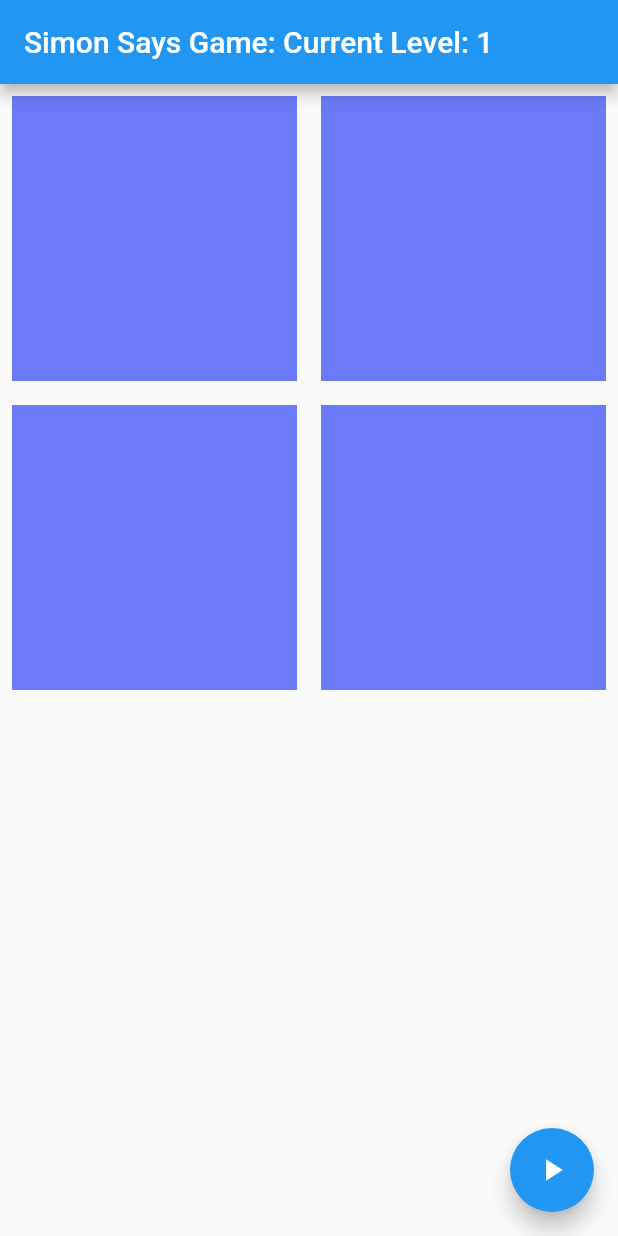
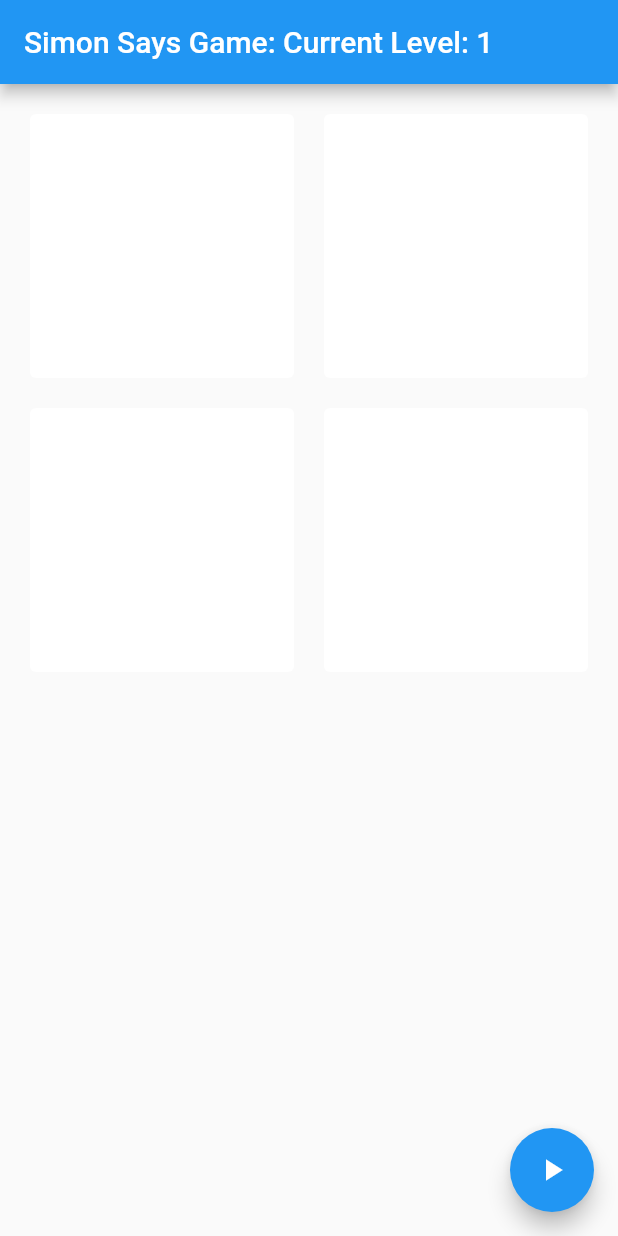
Before and after one commit to rekardev1/simon_says_fun, a Flutter app: the screen it shows after launch, on a phone screen of 412 x 824 dp. Run offline on Flutter 3.47's test engine with Material 2 defaults, Android fonts, the light colour scheme and no system bars.

Commit message:
update 1 file and move 1 file

```diff
--- a/lib/main.dart
+++ b/lib/main.dart
@@ -1,6 +1,6 @@
 import 'package:flutter/material.dart';
 
-import 'package:simon_says_fun/views/SimonSaysApp.dart';
+import 'package:simon_says_fun/screens/SimonSaysApp.dart';
 
 void main() {
   runApp(MaterialApp(
--- a/lib/views/simonSaysApp.dart
+++ b/lib/screens/simonSaysApp.dart
@@ -25,20 +25,17 @@ class _SimonSaysAppState extends State<SimonSaysApp> {
 
   void _handleTileTap(int tileIndex) async {
     if (_gameStarted) {
-      _playerPattern.add(tileIndex);
-      setState(() {
-        _currentTile = tileIndex;
-      });
-      await Future.delayed(const Duration(milliseconds: 100));
-      setState(() {
-        _currentTile = null;
-      });
+      if (_playerPattern.contains(tileIndex)) {
+        var index = _playerPattern.indexOf(tileIndex);
+        _playerPattern.removeRange(index, _playerPattern.length);
+      } else {
+        _playerPattern.add(tileIndex);
+      }
 
       if (_playerPattern.length == _game.pattern.length) {
-        SnackBar snackBar;
         if (const ListEquality().equals(_playerPattern, _game.pattern)) {
           _currentLevel++;
-          snackBar = SnackBar(
+          ScaffoldMessenger.of(context).showSnackBar(SnackBar(
             content: const Text('You win!', style: TextStyle(color: Colors.green)),
             action: SnackBarAction(
               label: 'Play again',
@@ -46,10 +43,10 @@ class _SimonSaysAppState extends State<SimonSaysApp> {
                 _playGame();
               },
             ),
-          );
+          ));
         } else {
           _currentLevel = 1;
-          snackBar = SnackBar(
+          ScaffoldMessenger.of(context).showSnackBar(SnackBar(
             content: const Text('You lose!', style: TextStyle(color: Colors.red)),
             action: SnackBarAction(
               label: 'Play again',
@@ -57,11 +54,10 @@ class _SimonSaysAppState extends State<SimonSaysApp> {
                 _playGame();
               },
             ),
-          );
+          ));
         }
         _gameStarted = false;
         _playerPattern.clear();
-        ScaffoldMessenger.of(context).showSnackBar(snackBar);
       }
     }
   }
@@ -92,18 +88,32 @@ class _SimonSaysAppState extends State<SimonSaysApp> {
         title: Text('Simon Says Game: Current Level: $_currentLevel'),
       ),
       body: GridView.builder(
+        padding: EdgeInsets.all(10),
         gridDelegate: const SliverGridDelegateWithFixedCrossAxisCount(
           crossAxisCount: 2,
         ),
         itemBuilder: (context, index) {
-          return GestureDetector(
-            onTap: () => _handleTileTap(index),
-            child: Container(
-              color: _gameStarted && _currentTile == index
-                  ? Color.fromARGB(255, 42, 30, 255)
-                  : Color.fromARGB(255, 108, 122, 248),
-              margin: const EdgeInsets.all(8),
-            ),
+          return Container(
+            margin: const EdgeInsets.all(10),
+            child: TextButton(
+                style: TextButton.styleFrom(
+                  splashFactory: NoSplash.splashFactory,
+                  backgroundColor: _gameStarted && _currentTile == index ? Colors.blue : Colors.white,
+                  foregroundColor: _gameStarted && _currentTile == index ? Colors.white : Colors.blue,
+                ),
+                onPressed: () async {
+                  setState(() {
+                    _currentTile = index;
+                  });
+                  await Future.delayed(const Duration(milliseconds: 50));
+                  _handleTileTap(index);
+                  setState(() {
+                    _currentTile = null;
+                  });
+                },
+                child: _playerPattern.isNotEmpty && _playerPattern.contains(index)
+                    ? Text('${_playerPattern.indexOf(index) + 1}', style: const TextStyle(fontSize: 50))
+                    : const SizedBox.shrink()),
           );
         },
         itemCount: 4,
```
